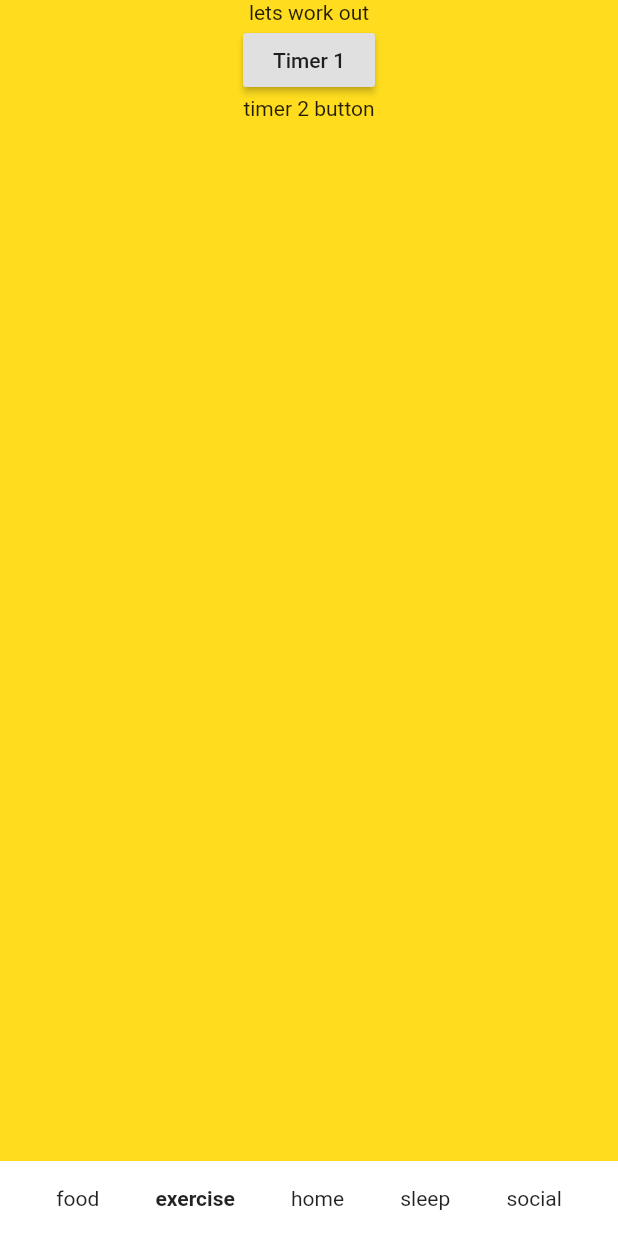
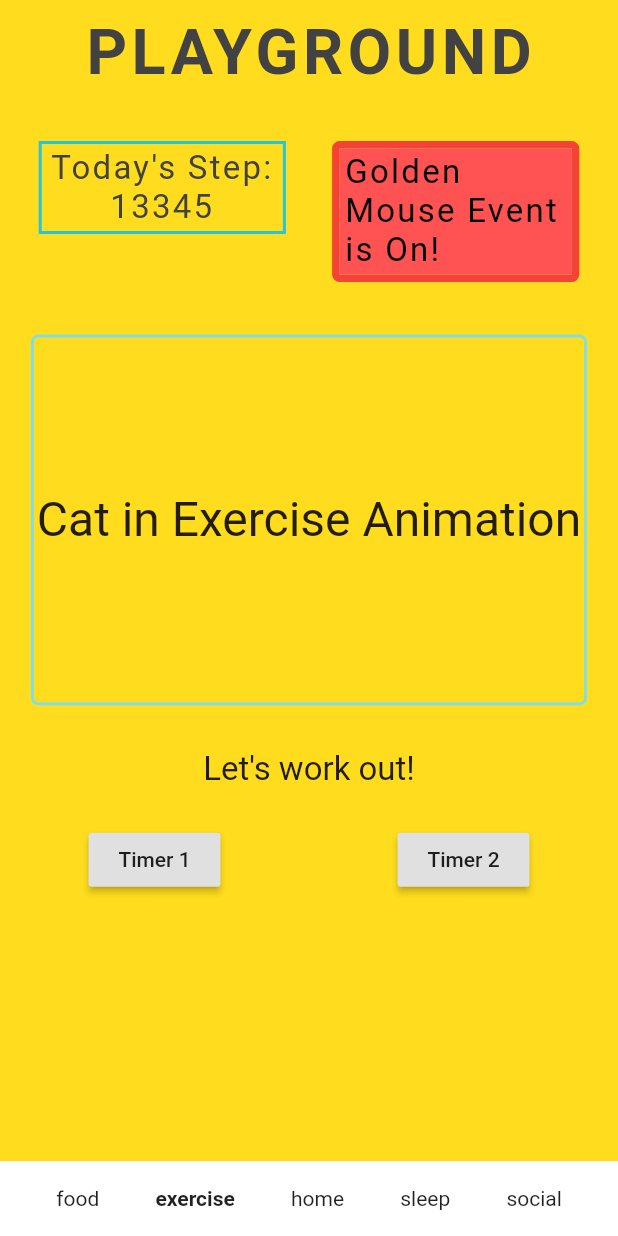
Before and after one commit to tanjineey/dipgroup4, a Flutter app: the ExerciseScreen screen opened by its route, on a phone screen of 412 x 824 dp. Run offline on Flutter 3.47's test engine with Material 2 defaults, Android fonts, the phone set to English and light mode, and no system bars; our stand-ins replace cloud_firestore, firebase_auth, firebase_core, firebase_messaging, firebase_storage, flutter_spinkit and 3 more; missing offline and left inert: health; accounts and stored records are empty.

Commit message:
Playground Page Basic Layout

```diff
--- a/fettle/lib/ui/screens/exercise.dart
+++ b/fettle/lib/ui/screens/exercise.dart
@@ -48,9 +48,86 @@ class _ExerciseScreenState extends State<ExerciseScreen> {
             children: <Widget>[
               Column(
                 children: <Widget>[
-                  Container(),
-                  Text('lets work out'),
-                  RaisedButton(
+                  SizedBox(height: 10,),
+                  Text(
+                    'PLAYGROUND',
+                    style: TextStyle(
+                      fontSize: 42,
+                      letterSpacing: 3,
+                      fontWeight: FontWeight.bold,
+                      color: Colors.grey[800]
+                    ),
+                  ),
+                  SizedBox(height: 30,),
+                  Row(
+                    mainAxisAlignment: MainAxisAlignment.spaceEvenly,
+                    crossAxisAlignment: CrossAxisAlignment.start,
+                    children: [
+                      Container(
+                        width: MediaQuery.of(context).size.width * 0.40,
+                        margin: EdgeInsets.all(5.0),
+                        padding: EdgeInsets.all(3.0),
+                        alignment: Alignment.center,
+                        decoration: stepBoxDecoration(),
+                        child: Text(
+                          "Today's Step: 13345",
+                          style: TextStyle(
+                              fontSize: 22,
+                              letterSpacing: 1.5,
+                              color: Colors.grey[800]
+                          ),
+                          textAlign: TextAlign.center,
+                        ),
+                      ),
+                      Container(
+                        width: MediaQuery.of(context).size.width * 0.40,
+                        margin: EdgeInsets.all(5.0),
+                        alignment: Alignment.center,
+                        decoration: goldenMouseBoxDecoration(),
+                        child: Container(
+                          color: Colors.redAccent,
+                          padding: EdgeInsets.all(3.0),
+                          child: Text(
+                            "Golden Mouse Event is On!",
+                            style: TextStyle(
+                                fontSize: 22,
+                                letterSpacing: 1.5,
+                                color: Colors.black
+                            ),
+                          ),
+                        ),
+                      )
+                    ],
+                  ),
+                  SizedBox(height: 30,),
+                  Container(
+                    width: MediaQuery.of(context).size.width * 0.90,
+                    height: MediaQuery.of(context).size.height * 0.30,
+                    alignment: Alignment.center,
+                    decoration: catAnimationBoxDecoration(),
+                    child: Text(
+                      'Cat in Exercise Animation',
+                      style: TextStyle(
+                        fontSize: 32,
+                      ),
+                      textAlign: TextAlign.center,
+                    ),
+                  ),
+                  SizedBox(height: 30,),
+                  Text(
+                      "Let's work out!",
+                      style: TextStyle(
+                        fontSize: 22,
+                      ),
+                      textAlign: TextAlign.center,
+                  ),
+                  SizedBox(height: 20,),
+                  Row(
+                    mainAxisAlignment: MainAxisAlignment.spaceAround,
+                    children: [
+                      Container(
+                        padding: EdgeInsets.all(3.0),
+                        child: RaisedButton(
                             onPressed: () => showBottomSheet(context),
                             child: Text("Timer 1")
                             // onPressed: () {
@@ -61,7 +138,17 @@ class _ExerciseScreenState extends State<ExerciseScreen> {
                             // },
                             // child: Text('Timer1'),
                             ),
-                  Text('timer 2 button'),
+                      ),
+                      Container(
+                          padding: EdgeInsets.all(3.0),
+                          child: RaisedButton(
+                              onPressed: () => showBottomSheet(context),
+                              child: Text("Timer 2")
+                          ),
+                      ),
+                    ],
+                  ),
+
 
 //need button to timer 2 here
                 ],
@@ -73,4 +160,35 @@ class _ExerciseScreenState extends State<ExerciseScreen> {
   }
 }
 
+BoxDecoration stepBoxDecoration(){
+  return BoxDecoration(
+    border: Border.all(
+      width: 2,
+      color: Colors.cyan[400],
+    )
+  );
+}
+
+BoxDecoration goldenMouseBoxDecoration(){
+  return BoxDecoration(
+      border: Border.all(
+        width: 5,
+        color: Colors.red,
+      ),
+      borderRadius: BorderRadius.all(Radius.circular(5.0)),
+  );
+}
+
+BoxDecoration catAnimationBoxDecoration(){
+  return BoxDecoration(
+    border: Border.all(
+      width: 2,
+      color: Colors.cyan[200],
+    ),
+    borderRadius: BorderRadius.all(Radius.circular(5.0)),
+
+  );
+}
+
+
 // test test pls workkkk
```
Lines whose indentation alone changed are shown as unchanged.
